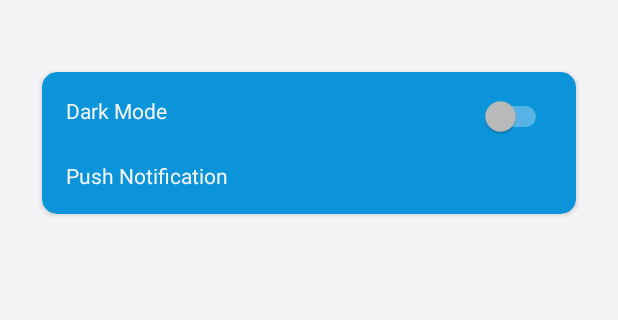
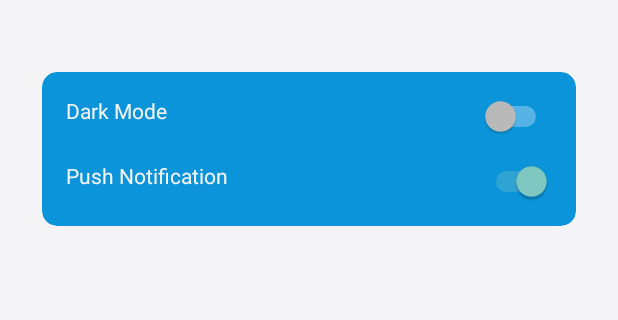
Before and after one commit to fardhanardhi/AInventory, an Android app: the SettingsActivity screen opened directly, with no data from a screen before it, on a phone screen of 412 x 824 dp, the part 113-433 px from its top. Run offline under Robolectric (Android 15) with nearby library versions, the phone set to English and light mode, and no system bars; our stand-ins replace androidx.preference.

Commit message:
fix push notification setting

```diff
--- a/app/src/main/java/com/adanadhe/ainventory/SettingsActivity.java
+++ b/app/src/main/java/com/adanadhe/ainventory/SettingsActivity.java
@@ -13,11 +13,13 @@ import androidx.preference.PreferenceFragmentCompat;
 
 public class SettingsActivity extends AppCompatActivity {
     private Switch toggle;
+    private Switch toggleNotif;
 
     @Override
     protected void onCreate(Bundle savedInstanceState) {
         SharedPreferences preferences = getSharedPreferences("SETTINGS", MODE_PRIVATE);
         boolean useDarkMode = preferences.getBoolean("DARK_MODE", false);
+        boolean usePushNotification = preferences.getBoolean("PUSH_NOTIFICATION", true);
 
         if(useDarkMode) {
             setTheme(R.style.ActivityThemeDark);
@@ -27,13 +29,22 @@ public class SettingsActivity extends AppCompatActivity {
         setContentView(R.layout.settings_activity);
 
         toggle = findViewById(R.id.switchCompat);
+        toggleNotif = findViewById(R.id.switchNotif);
 
         toggle.setChecked(useDarkMode);
+        toggleNotif.setChecked(usePushNotification);
 
         toggle.setOnCheckedChangeListener(new CompoundButton.OnCheckedChangeListener() {
             @Override
             public void onCheckedChanged(CompoundButton view, boolean isChecked) {
                 toggleDarkMode(isChecked);
+            }
+        });
+
+        toggleNotif.setOnCheckedChangeListener(new CompoundButton.OnCheckedChangeListener() {
+            @Override
+            public void onCheckedChanged(CompoundButton view, boolean isChecked) {
+                togglePushNotification(isChecked);
             }
         });
     }
@@ -53,4 +64,11 @@ public class SettingsActivity extends AppCompatActivity {
         startActivity(intent);
         this.overridePendingTransition(0,0);
     }
+
+    private void togglePushNotification(boolean pushNotification){
+        SharedPreferences.Editor editor = getSharedPreferences("SETTINGS", MODE_PRIVATE).edit();
+        editor.putBoolean("PUSH_NOTIFICATION", pushNotification);
+        editor.apply();
+
+    }
 }
--- a/app/src/main/res/layout/settings_activity.xml
+++ b/app/src/main/res/layout/settings_activity.xml
@@ -59,12 +59,12 @@
                     android:text="Push Notification"
                     android:textColor="?attr/cardTextColor"
                     />
-                <TextView
-                    android:id="@+id/text_seekbar_preference"
-                    android:layout_width="0dp"
+                <Switch
+                    android:id="@+id/switchNotif"
+                    android:layout_width="wrap_content"
                     android:layout_height="wrap_content"
-                    android:layout_weight="1"
-                    />
+                    android:layout_gravity="center"
+                    android:checked="true"/>
             </LinearLayout>
         </LinearLayout>
     </androidx.cardview.widget.CardView>
```
Also changed, not shown: app/src/main/java/com/adanadhe/ainventory/MyFirebaseMessagingService.java (+12 -5 lines).
